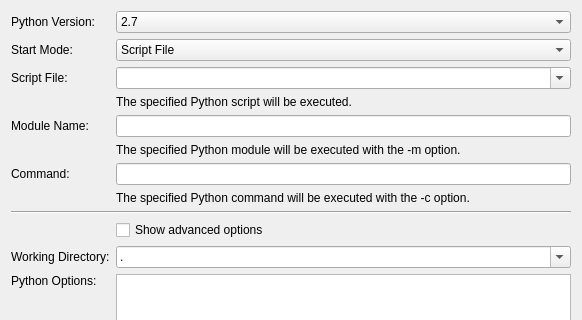
Tinkerforge/brickv, file src/brickv/plugin_system/plugins/red/ui/program_page_python.ui: the form before one commit; both pictures show x 0 to 582 and y 0 to 320 of the 582 by 689 pixel window.
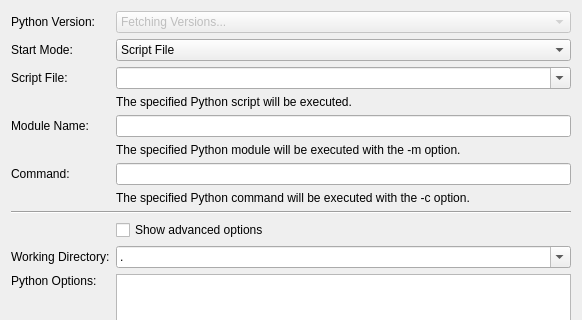
The form after the commit. Custom widgets are drawn as their Qt base class.

Commit message: Automatically discover python version

```diff
--- a/src/brickv/plugin_system/plugins/red/ui/program_page_python.ui
+++ b/src/brickv/plugin_system/plugins/red/ui/program_page_python.ui
@@ -28,6 +28,9 @@
      </item>
      <item row="0" column="1" colspan="4">
       <widget class="QComboBox" name="combo_version">
+       <property name="enabled">
+        <bool>false</bool>
+       </property>
        <property name="sizePolicy">
         <sizepolicy hsizetype="Preferred" vsizetype="Fixed">
          <horstretch>1</horstretch>
@@ -36,7 +39,7 @@
        </property>
        <item>
         <property name="text">
-         <string>2.7</string>
+         <string>Fetching Versions...</string>
         </property>
        </item>
       </widget>
```
The commit also changes 4 other files.
